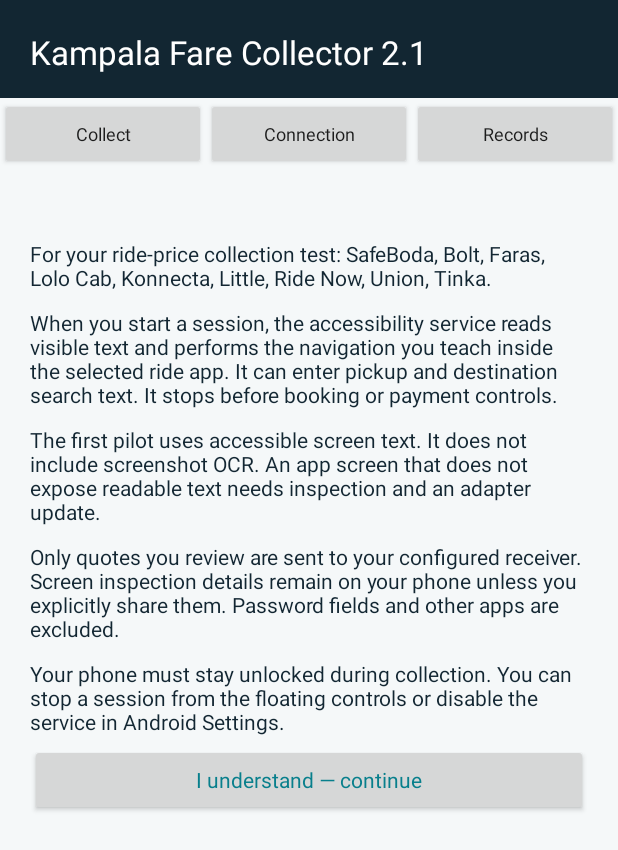
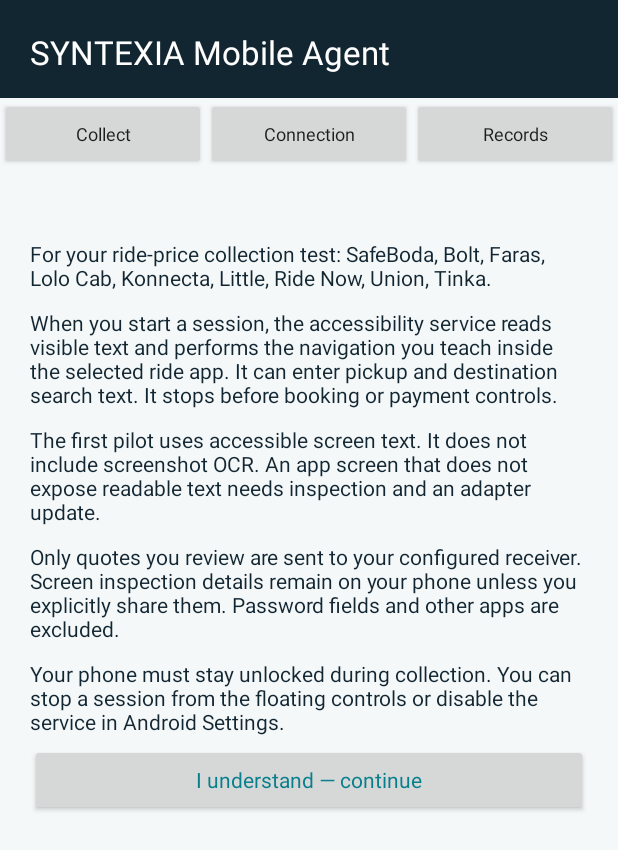
Before and after one commit to Daunt256/kampala-fare-collector, an Android app: the screen it shows after launch (MainActivity), on a phone screen of 412 x 824 dp. Shown: the top 850 px of the screen. Run offline under Robolectric (Android 15) with nearby library versions, the phone set to English and light mode, and no system bars; pictures from the network do not load.

Commit message:
Rebrand app as SYNTEXIA Mobile Agent (development branch)

```diff
--- a/app/src/main/res/values/strings.xml
+++ b/app/src/main/res/values/strings.xml
@@ -1,5 +1,5 @@
 <resources>
-    <string name="app_name">Kampala Fare Collector 2.1</string>
+    <string name="app_name">SYNTEXIA Mobile Agent</string>
     <string name="accessibility_description">During a collection session you start, read visible route and fare text and replay the navigation you taught in SafeBoda, Bolt, Faras, Lolo Cab, Konnecta, Little, Ride Now, Union and Tinka. Stops at the fare screen. Does not request rides, read passwords, or access other apps. You can stop or disable the service at any time.</string>
     <style name="AppTheme" parent="android:style/Theme.Material.Light.NoActionBar">
         <item name="android:fontFamily">sans</item>
```
